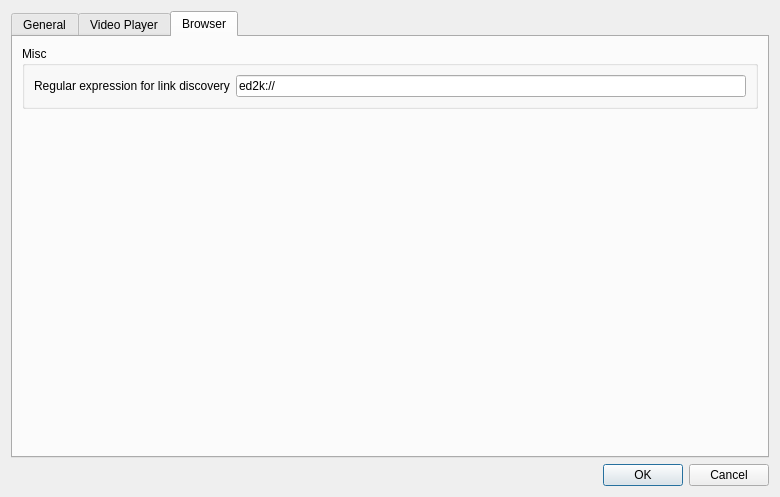
This is ui/preferencesdlg.ui in PowerOlive/XLCloudClient as Qt 5 draws it before an edit. The edited form follows.
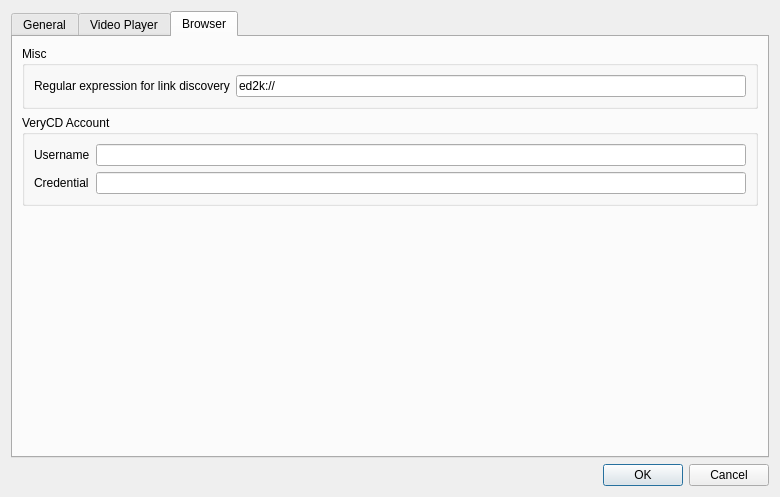
This is the edited form. Custom widgets are drawn as their Qt base class.

What changed in the file:
```diff
--- a/ui/preferencesdlg.ui
+++ b/ui/preferencesdlg.ui
@@ -261,6 +261,40 @@
          </layout>
         </widget>
        </item>
+       <item>
+        <widget class="QGroupBox" name="groupBox_6">
+         <property name="title">
+          <string>VeryCD Account</string>
+         </property>
+         <layout class="QGridLayout" name="gridLayout_6">
+          <item row="0" column="0">
+           <widget class="QLabel" name="label_11">
+            <property name="text">
+             <string>Username</string>
+            </property>
+           </widget>
+          </item>
+          <item row="0" column="1">
+           <widget class="QLineEdit" name="verycdAccount"/>
+          </item>
+          <item row="1" column="0">
+           <widget class="QLabel" name="label_12">
+            <property name="text">
+             <string>Credential</string>
+            </property>
+           </widget>
+          </item>
+          <item row="1" column="1">
+           <widget class="QLineEdit" name="verycdCred"/>
+          </item>
+         </layout>
+         <zorder>verticalSpacer_3</zorder>
+         <zorder>verycdAccount</zorder>
+         <zorder>label_11</zorder>
+         <zorder>verycdCred</zorder>
+         <zorder>label_12</zorder>
+        </widget>
+       </item>
        <item>
         <spacer name="verticalSpacer_3">
          <property name="orientation">
```
Left out of the diff: 2 changed lines with no effect on the pictures.
